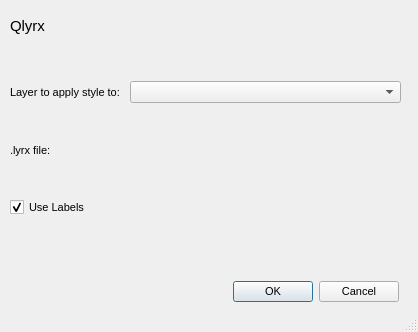
First picture: the form in plugin/qlyrx/qlyrx_dialog_base.ui, repository arc2qgis/lyrxtoqml, before the edit.
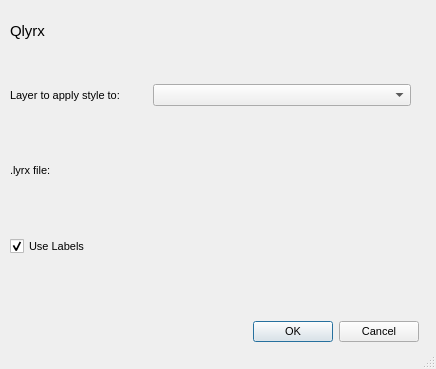
Second picture: the form after the edit. Custom widgets are drawn as their Qt base class.

Commit message: ui set to minimal expanding

Patch:
```diff
--- a/plugin/qlyrx/qlyrx_dialog_base.ui
+++ b/plugin/qlyrx/qlyrx_dialog_base.ui
@@ -6,8 +6,8 @@
    <rect>
     <x>0</x>
     <y>0</y>
-    <width>418</width>
-    <height>332</height>
+    <width>436</width>
+    <height>369</height>
    </rect>
   </property>
   <property name="sizePolicy">
@@ -39,8 +39,20 @@
      <x>10</x>
      <y>10</y>
      <width>381</width>
+     <height>41</height>
+    </rect>
+   </property>
+   <property name="sizePolicy">
+    <sizepolicy hsizetype="MinimumExpanding" vsizetype="MinimumExpanding">
+     <horstretch>0</horstretch>
+     <verstretch>0</verstretch>
+    </sizepolicy>
+   </property>
+   <property name="minimumSize">
+    <size>
+     <width>381</width>
      <height>31</height>
-    </rect>
+    </size>
    </property>
    <property name="font">
     <font>
@@ -55,9 +67,9 @@
    <property name="geometry">
     <rect>
      <x>10</x>
-     <y>50</y>
-     <width>391</width>
-     <height>201</height>
+     <y>60</y>
+     <width>401</width>
+     <height>221</height>
     </rect>
    </property>
    <layout class="QGridLayout" name="gridLayout">
@@ -74,11 +86,17 @@
         <item>
          <widget class="QLabel" name="layer_label">
           <property name="sizePolicy">
-           <sizepolicy hsizetype="Fixed" vsizetype="Preferred">
+           <sizepolicy hsizetype="MinimumExpanding" vsizetype="MinimumExpanding">
             <horstretch>0</horstretch>
             <verstretch>0</verstretch>
            </sizepolicy>
           </property>
+          <property name="minimumSize">
+           <size>
+            <width>121</width>
+            <height>58</height>
+           </size>
+          </property>
           <property name="text">
            <string>Layer to apply style to:   </string>
           </property>
@@ -87,11 +105,17 @@
         <item>
          <widget class="QgsMapLayerComboBox" name="layer_select">
           <property name="sizePolicy">
-           <sizepolicy hsizetype="Expanding" vsizetype="Fixed">
+           <sizepolicy hsizetype="MinimumExpanding" vsizetype="Fixed">
             <horstretch>0</horstretch>
             <verstretch>0</verstretch>
            </sizepolicy>
           </property>
+          <property name="minimumSize">
+           <size>
+            <width>258</width>
+            <height>20</height>
+           </size>
+          </property>
           <property name="excludedProviders">
            <stringlist>
             <string>wms</string>
@@ -112,7 +136,7 @@
       <item>
        <widget class="QCheckBox" name="parseLables">
         <property name="sizePolicy">
-         <sizepolicy hsizetype="MinimumExpanding" vsizetype="Fixed">
+         <sizepolicy hsizetype="MinimumExpanding" vsizetype="MinimumExpanding">
           <horstretch>0</horstretch>
           <verstretch>0</verstretch>
          </sizepolicy>
@@ -175,7 +199,7 @@
         <item>
          <widget class="QgsFileWidget" name="file_select">
           <property name="sizePolicy">
-           <sizepolicy hsizetype="Expanding" vsizetype="Fixed">
+           <sizepolicy hsizetype="MinimumExpanding" vsizetype="MinimumExpanding">
             <horstretch>0</horstretch>
             <verstretch>0</verstretch>
            </sizepolicy>
@@ -203,8 +227,8 @@
   <widget class="QDialogButtonBox" name="button_box">
    <property name="geometry">
     <rect>
-     <x>40</x>
-     <y>280</y>
+     <x>60</x>
+     <y>320</y>
      <width>359</width>
      <height>24</height>
     </rect>
```
The commit also changes 2 other files.
